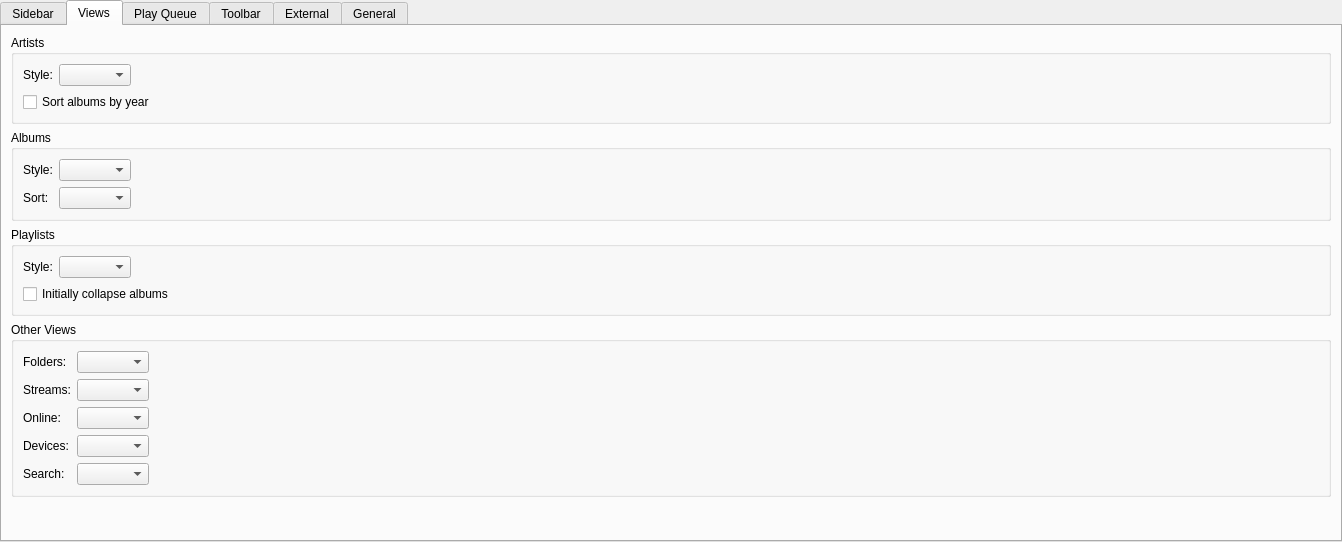
First picture: the form in gui/interfacesettings.ui, repository CDrummond/cantata, before the edit.
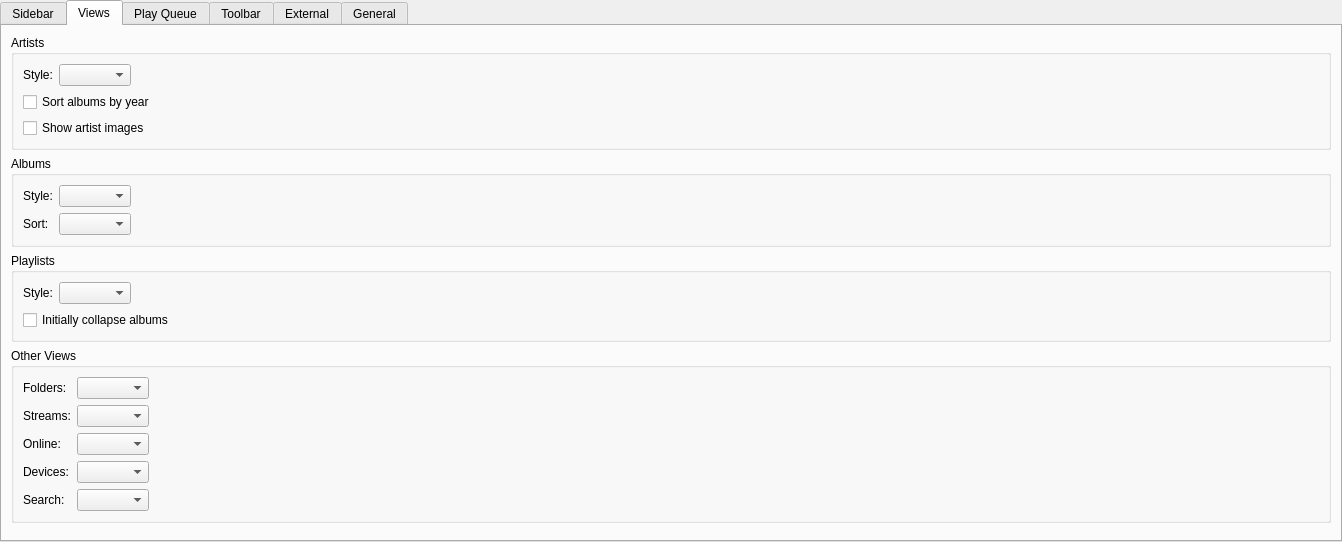
Second picture: the form after the edit. The open tabs and pages were chosen to show the change. Custom widgets are drawn as their Qt base class.

Commit message: Re-add option to show artist images in tree and list views. BUG: 575

The edit to the form file:
```diff
--- a/gui/interfacesettings.ui
+++ b/gui/interfacesettings.ui
@@ -167,6 +167,13 @@
             </property>
            </widget>
           </item>
+          <item row="2" column="0" colspan="2">
+           <widget class="QCheckBox" name="libraryArtistImage">
+            <property name="text">
+             <string>Show artist images</string>
+            </property>
+           </widget>
+          </item>
          </layout>
         </widget>
        </item>
```
The commit also changes 8 other files.
